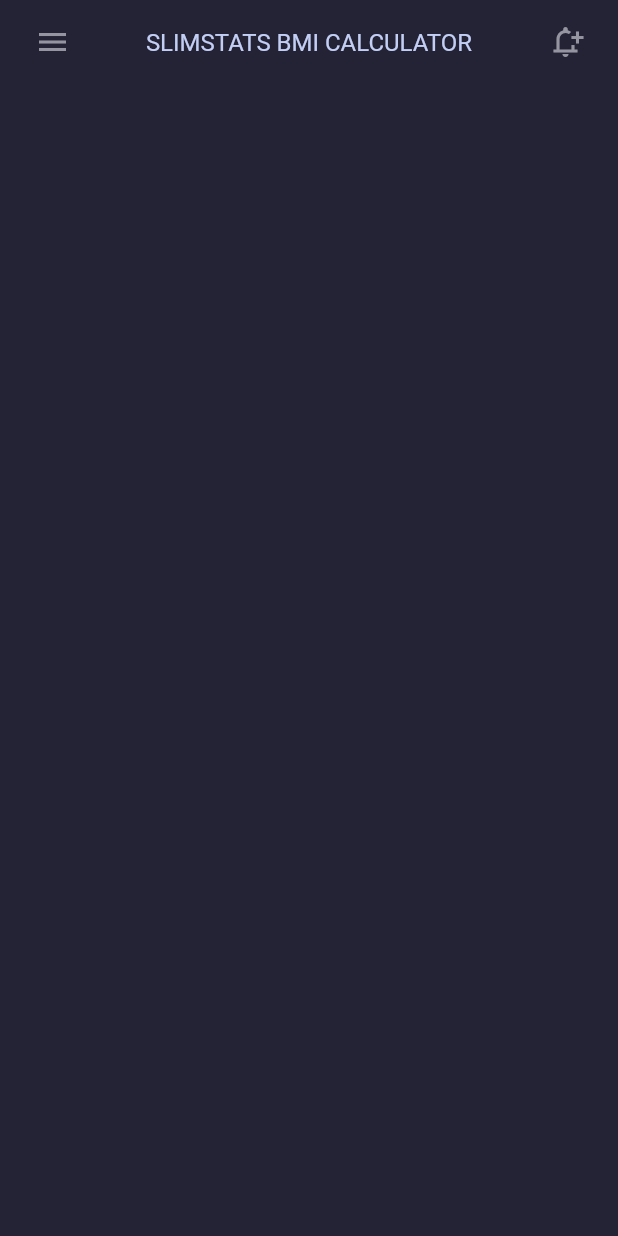
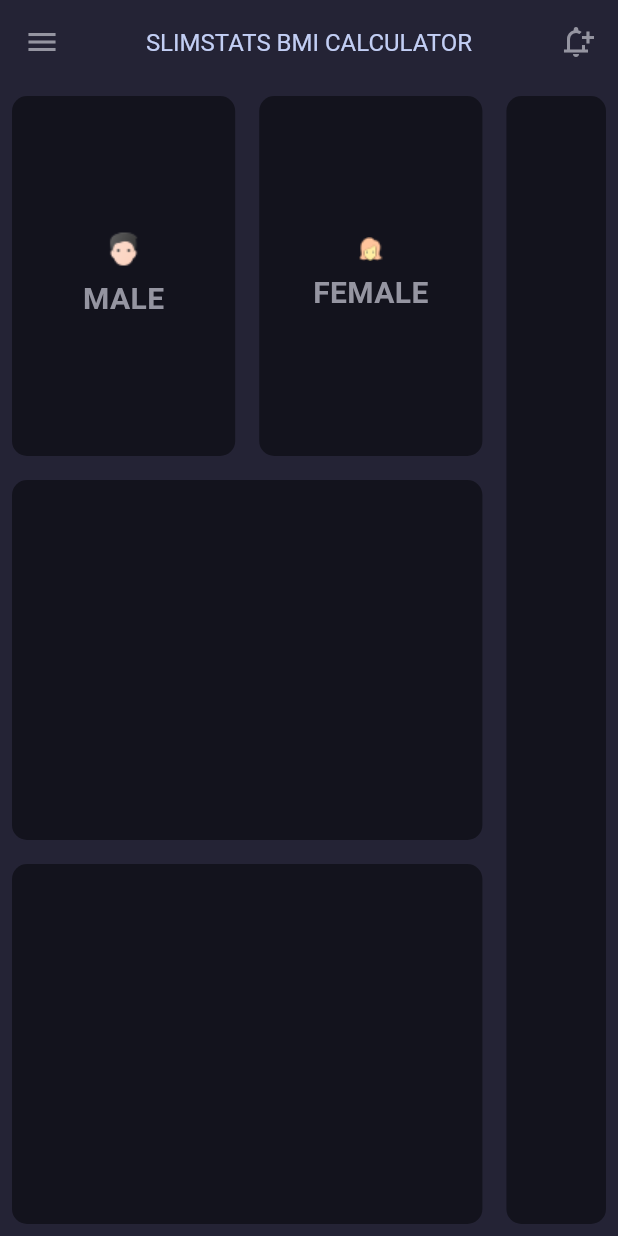
Before and after one commit to ontu001/SlimStats-BMI-calculator, a Flutter app: the screen it shows after launch, on a phone screen of 412 x 824 dp. Run offline on Flutter 3.47's test engine with Material 3 defaults, Android fonts, the phone set to English and light mode, and no system bars; our stand-ins replace font_awesome_flutter.

Commit message:
screen devided

```diff
--- a/lib/const file/const.dart
+++ b/lib/const file/const.dart
@@ -1,3 +1,5 @@
 import 'package:flutter/material.dart';
 
 const kgreyColor = Color(0xFF9595a1);
+const kinactiveColor = Color(0xFF13131d);
+const kActiveColor = Color(0xFF3056b5);
--- a/lib/screens/home_screen.dart
+++ b/lib/screens/home_screen.dart
@@ -1,6 +1,9 @@
 import 'package:flutter/material.dart';
 import 'package:font_awesome_flutter/font_awesome_flutter.dart';
+import 'package:slimstats_bmi_calculator/const%20file/const.dart';
 import 'package:slimstats_bmi_calculator/widgets/appbar.dart';
+import 'package:slimstats_bmi_calculator/widgets/gender.dart';
+import 'package:slimstats_bmi_calculator/widgets/reusable_cart.dart';
 
 class HomeScreen extends StatefulWidget {
   @override
@@ -16,6 +19,59 @@ class HomeScreenState extends State<HomeScreen> {
       appBar: AppBar(
         title: appBar(),
       ),
+
+      //body=============
+      body: Column(
+        children: [
+          //mesurement area
+          Expanded(
+            //gender, age, weight
+            child: Row(
+              children: [
+                //gender age weight
+                Expanded(
+                  flex: 4,
+                  child: Column(
+                    children: [
+//gender====
+                      Expanded(
+                        child: Row(
+                          children: [
+                            Expanded(
+                                child: reusableCart(
+                                    cardChild: Gender(
+                                        gender: "MALE",
+                                        imagePath: "asset/icon/male.png",),
+                                    color: kinactiveColor,
+                                    ontap: () {})),
+                            Expanded(
+                                child: reusableCart(
+                                    cardChild: Gender(
+                                        gender: "FEMALE",
+                                        imagePath: "asset/icon/female.png",),
+                                    color: kinactiveColor,
+                                    ontap: () {})),
+                          ],
+                        ),
+                      ),
+
+                      //age===
+                      Expanded(child: reusableCart(color: kinactiveColor)),
+                      Expanded(child: reusableCart(color: kinactiveColor))
+                    ],
+                  ),
+                ),
+
+                //=============height
+
+                Expanded(child: reusableCart(color: kinactiveColor))
+              ],
+            ),
+          ),
+
+          //====button
+        ],
+      ),
     );
   }
 }
--- a/lib/widgets/appbar.dart
+++ b/lib/widgets/appbar.dart
@@ -4,15 +4,11 @@ import 'package:slimstats_bmi_calculator/const%20file/const.dart';
 class appBar extends StatelessWidget{
   @override
   Widget build(BuildContext context) {
-    return Padding(
-          padding: EdgeInsets.symmetric(horizontal: 7.0),
-          child:
-              Row(mainAxisAlignment: MainAxisAlignment.spaceBetween, children: [
-            Icon(Icons.menu,color: kgreyColor,),
-            Text("SLIMSTATS BMI CALCULATOR",style: TextStyle(fontSize: 16.0,color: Color(0xFFc2cef4)),),
-            Icon(Icons.notification_add_outlined,color: kgreyColor,),
-          ]),
-        );
+    return Row(mainAxisAlignment: MainAxisAlignment.spaceBetween, children: [
+                Icon(Icons.menu,color: kgreyColor,),
+                Text("SLIMSTATS BMI CALCULATOR",style: TextStyle(fontSize: 16.0,color: Color(0xFFc2cef4)),),
+                Icon(Icons.notification_add_outlined,color: kgreyColor,),
+              ]);
   }
 
 
--- /dev/null
+++ b/lib/widgets/gender.dart
@@ -0,0 +1,29 @@
+import 'package:flutter/material.dart';
+import 'package:font_awesome_flutter/font_awesome_flutter.dart';
+import 'package:slimstats_bmi_calculator/const%20file/const.dart';
+
+class Gender extends StatelessWidget {
+  final String imagePath;
+  final String gender;
+
+  Gender({required this.gender, required this.imagePath});
+  @override
+  Widget build(BuildContext context) {
+    return Column(
+      mainAxisAlignment: MainAxisAlignment.center,
+      children: [
+        Image.asset(
+          imagePath,
+        ),
+        SizedBox(
+          height: 7.0,
+        ),
+        Text(
+          gender,
+          style: TextStyle(
+              color: kgreyColor, fontSize: 20.0, fontWeight: FontWeight.bold),
+        )
+      ],
+    );
+  }
+}
--- /dev/null
+++ b/lib/widgets/reusable_cart.dart
@@ -0,0 +1,21 @@
+import 'package:flutter/material.dart';
+
+class reusableCart extends StatelessWidget {
+  final VoidCallback? ontap;
+  final Widget? cardChild;
+  final Color color;
+
+  reusableCart({this.cardChild, required this.color, this.ontap});
+  @override
+  Widget build(BuildContext context) {
+    return GestureDetector(
+      onTap: ontap,
+      child: Container(
+        margin: EdgeInsets.all(8.0),
+        decoration: BoxDecoration(
+            borderRadius: BorderRadius.circular(10.0), color: color),
+            child: cardChild,
+      ),
+    );
+  }
+}
```
